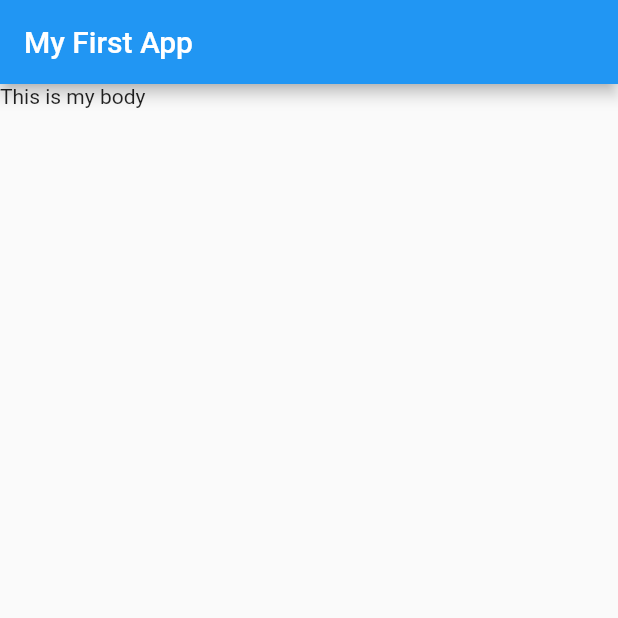
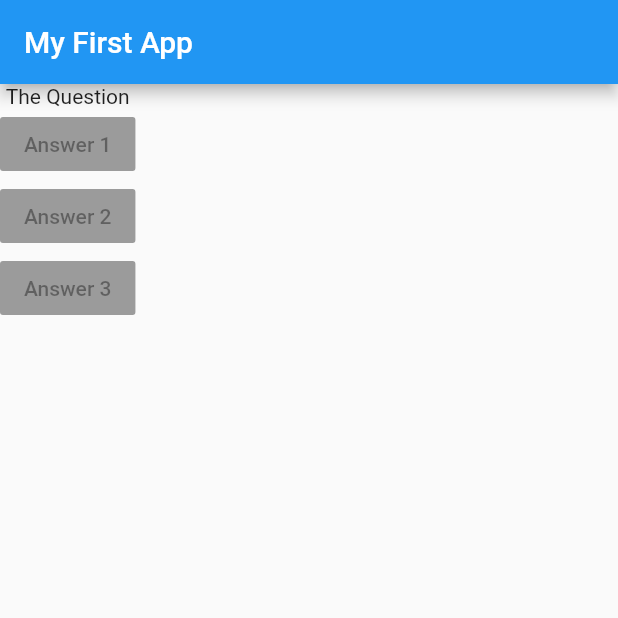
Before and after one commit to amirrulloh/flutter_app, a Flutter app: the screen it shows after launch, on a phone screen of 412 x 824 dp, the top half of it. Run offline on Flutter 3.47's test engine with Material 2 defaults, Android fonts, the phone set to English and light mode, and no system bars.

Commit message:
Adding Layout Widgets

```diff
--- a/lib/main.dart
+++ b/lib/main.dart
@@ -7,12 +7,32 @@ void main() {
 class MyApp extends StatelessWidget {
   @override
   Widget build(BuildContext context) {
+    var questions = [
+      'what\'s your favorite color ?',
+      'what\'s your favorite animal ?'
+    ];
     return MaterialApp(
         home: Scaffold(
       appBar: AppBar(
         title: Text('My First App'),
       ),
-      body: Text('This is my body'),
+      body: Column(
+        children: <Widget>[
+          Text('The Question'),
+          RaisedButton(
+            child: Text('Answer 1'),
+            onPressed: null,
+          ),
+          RaisedButton(
+            child: Text('Answer 2'),
+            onPressed: null,
+          ),
+          RaisedButton(
+            child: Text('Answer 3'),
+            onPressed: null,
+          )
+        ],
+      ),
     ));
   }
 }
```
